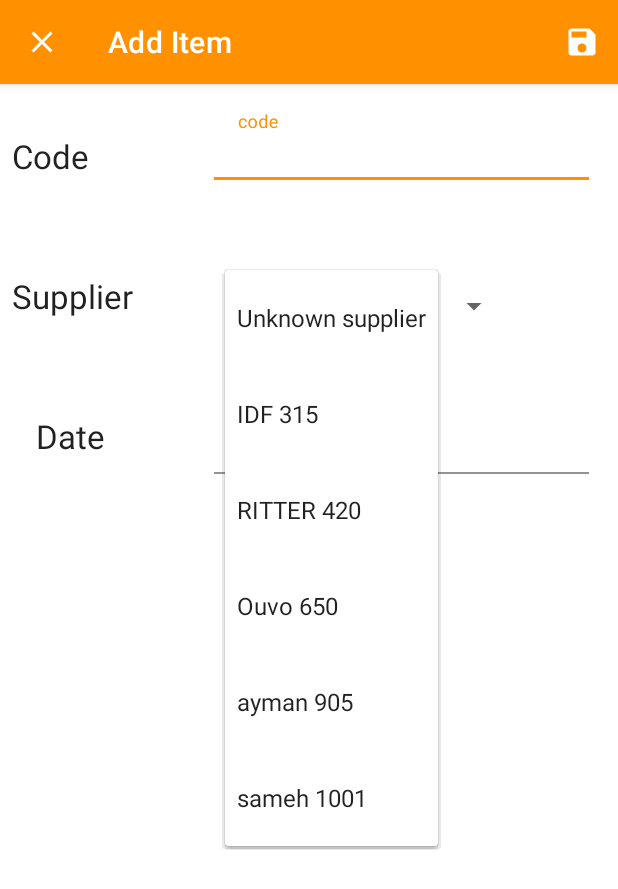
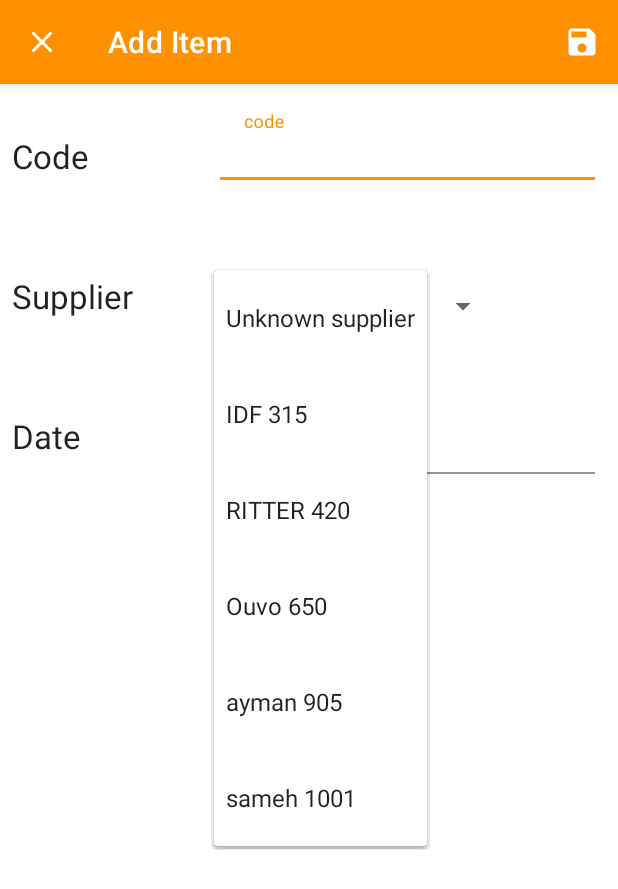
Before and after one commit to samsofa/ExpiredHelper, an Android app: the AddEditItemActivity screen opened directly, with no data from a screen before it, after a tap on "Unknown supplier", on a phone screen of 412 x 824 dp. Shown: the top 889 px of the screen. Run offline under Robolectric (Android 15) with nearby library versions, the phone set to English and light mode, and no system bars; our stand-ins replace Room's generated code.

Commit message:
before date picker

```diff
--- a/app/src/main/res/layout/activity_add_edit_item.xml
+++ b/app/src/main/res/layout/activity_add_edit_item.xml
@@ -12,6 +12,7 @@
     android:id="@+id/code_textInputLayout"
     android:layout_width="250dp"
     android:layout_height="wrap_content"
+    android:layout_marginStart="8dp"
     app:layout_constraintEnd_toEndOf="parent"
     app:layout_constraintStart_toStartOf="@+id/guideline"
     app:layout_constraintTop_toTopOf="parent">
@@ -32,7 +33,7 @@
     android:id="@+id/spinner_supplier"
     android:layout_width="wrap_content"
     android:layout_height="48dp"
-    android:layout_marginStart="16dp"
+    android:layout_marginStart="8dp"
     android:layout_marginTop="60dp"
     app:layout_constraintEnd_toEndOf="parent"
     app:layout_constraintHorizontal_bias="0.043"
@@ -43,6 +44,7 @@
     android:id="@+id/expire_textInputLayout"
     android:layout_width="250dp"
     android:layout_height="wrap_content"
+    android:layout_marginStart="8dp"
     android:layout_marginTop="32dp"
     app:layout_constraintEnd_toEndOf="parent"
     app:layout_constraintStart_toStartOf="@+id/guideline"
@@ -92,7 +94,6 @@
     android:id="@+id/textView5"
     android:layout_width="wrap_content"
     android:layout_height="wrap_content"
-    android:layout_marginStart="16dp"
 
     android:layout_marginTop="64dp"
     android:text="Date"
```
